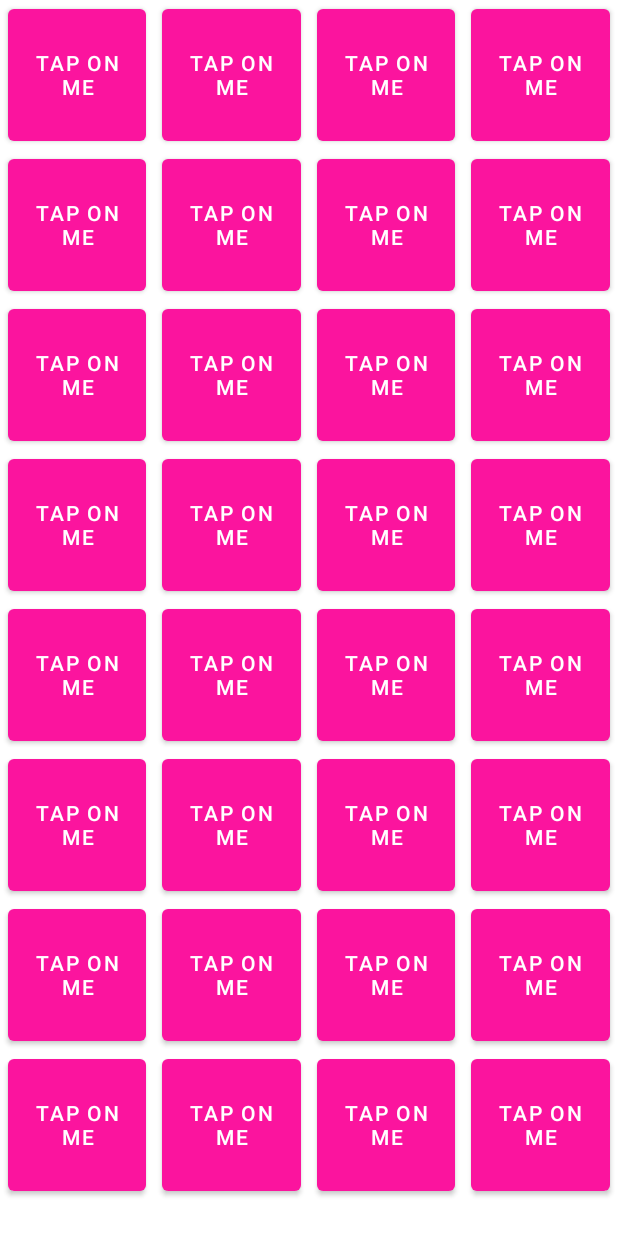
After one commit to JluckyStrike/MaterialLesson3, an Android app: the AnimationsActivity screen opened directly, with no data from a screen before it, on a phone screen of 412 x 824 dp. The commit adds this screen. Run offline under Robolectric (Android 15) with nearby library versions, the phone set to English and light mode, and no system bars; Roboto replaces fonts that are not available here.

Commit message:
Добовил анимацию в проект и применил анимацию для перехода между фрагментами

```diff
--- /dev/null
+++ b/app/src/main/java/com/gb/material_1797_1679_3/view/animation/AnimationsActivity.kt
@@ -0,0 +1,66 @@
+package com.gb.material_1797_1679_3.view.animation
+
+import android.graphics.Rect
+import androidx.appcompat.app.AppCompatActivity
+import android.os.Bundle
+import android.transition.Explode
+import android.transition.Slide
+import android.transition.Transition
+import android.transition.TransitionManager
+import android.view.Gravity
+import android.view.LayoutInflater
+import android.view.View
+import android.view.ViewGroup
+import androidx.recyclerview.widget.RecyclerView
+import com.gb.material_1797_1679_3.R
+import com.gb.material_1797_1679_3.databinding.ActivityAnimationsBinding
+import com.gb.material_1797_1679_3.databinding.ActivityAnimationsExplodeBinding
+
+class AnimationsActivity : AppCompatActivity() {
+
+    lateinit var binding: ActivityAnimationsExplodeBinding
+    override fun onCreate(savedInstanceState: Bundle?) {
+        super.onCreate(savedInstanceState)
+        binding = ActivityAnimationsExplodeBinding.inflate(layoutInflater)
+        setContentView(binding.root)
+
+        binding.recyclerView.adapter = Adapter()
+    }
+
+    private fun explode(clickedView: View) {
+        val viewRect = Rect()
+        clickedView.getGlobalVisibleRect(viewRect)
+        val explode = Explode()
+        explode.epicenterCallback = object : Transition.EpicenterCallback() {
+            override fun onGetEpicenter(transition: Transition): Rect {
+                return viewRect
+            }
+        }
+        explode.duration = 1000
+        TransitionManager.beginDelayedTransition(binding.recyclerView, explode)
+        binding.recyclerView.adapter = null
+    }
+    inner class Adapter : RecyclerView.Adapter<RecyclerView.ViewHolder>() {
+        override fun onCreateViewHolder(parent: ViewGroup, viewType: Int):
+                ViewHolder {
+            return ViewHolder(
+                LayoutInflater.from(parent.context).inflate(
+                    R.layout.activity_animations_explode_recycler_item,
+                    parent,
+                    false
+                ) as View
+            )
+        }
+        override fun getItemCount(): Int {
+            return 32
+        }
+
+        override fun onBindViewHolder(holder: RecyclerView.ViewHolder, position: Int) {
+            holder.itemView.setOnClickListener {
+                explode(it)
+            }
+        }
+    }
+
+    inner class ViewHolder(view: View) : RecyclerView.ViewHolder(view)
+}
--- a/app/src/main/java/com/gb/material_1797_1679_3/view/layouts/LayoutActivity.kt
+++ b/app/src/main/java/com/gb/material_1797_1679_3/view/layouts/LayoutActivity.kt
@@ -3,6 +3,7 @@ package com.gb.material_1797_1679_3.view.layouts
 import android.os.Bundle
 import androidx.appcompat.app.AppCompatActivity
 import androidx.fragment.app.Fragment
+import androidx.fragment.app.FragmentManager
 import com.gb.material_1797_1679_3.R
 import com.gb.material_1797_1679_3.databinding.ActivityLayoutBinding
 import com.gb.material_1797_1679_3.view.layouts.constraint.ConstraintFragment
@@ -17,6 +18,7 @@ class LayoutActivity : AppCompatActivity() {
         binding = ActivityLayoutBinding.inflate(layoutInflater)
         setContentView(binding.root)
         initBottomNavigationView()
+
     }
 
     private fun initBottomNavigationView() {
@@ -44,7 +46,8 @@ class LayoutActivity : AppCompatActivity() {
         }
 
     private fun navigationTo(f: Fragment) {
-        supportFragmentManager.beginTransaction().replace(R.id.container, f).commit()
+        supportFragmentManager.beginTransaction().setCustomAnimations(R.anim.enter_from_right, R.anim.exit_to_right, R.anim.enter_from_right, R.anim.exit_to_right)
+            .replace(R.id.container_anim, f).commit()
     }
 
 }
--- a/app/src/main/java/com/gb/material_1797_1679_3/view/layouts/motion/MotionFragment.kt
+++ b/app/src/main/java/com/gb/material_1797_1679_3/view/layouts/motion/MotionFragment.kt
@@ -5,6 +5,9 @@ import android.view.LayoutInflater
 import android.view.View
 import android.view.ViewGroup
 import androidx.fragment.app.Fragment
+import androidx.fragment.app.FragmentManager
+import androidx.fragment.app.FragmentTransaction
+import com.gb.material_1797_1679_3.R
 import com.gb.material_1797_1679_3.databinding.FragmentMotionBinding
 
 
@@ -22,6 +25,7 @@ class MotionFragment : Fragment() {
         savedInstanceState: Bundle?
     ): View {
         _binding = FragmentMotionBinding.inflate(inflater, container, false)
+
         return binding.root
     }
 
@@ -33,6 +37,7 @@ class MotionFragment : Fragment() {
 
     override fun onViewCreated(view: View, savedInstanceState: Bundle?) {
         super.onViewCreated(view, savedInstanceState)
+
     }
 
 
--- /dev/null
+++ b/app/src/main/res/layout/activity_animations_explode.xml
@@ -0,0 +1,7 @@
+<androidx.recyclerview.widget.RecyclerView xmlns:android="http://schemas.android.com/apk/res/android"
+    xmlns:app="http://schemas.android.com/apk/res-auto"
+    android:id="@+id/recycler_view"
+    android:layout_width="match_parent"
+    android:layout_height="match_parent"
+    app:layoutManager="androidx.recyclerview.widget.GridLayoutManager"
+    app:spanCount="4" />
--- /dev/null
+++ b/app/src/main/res/layout/activity_animations_explode_recycler_item.xml
@@ -0,0 +1,7 @@
+<Button xmlns:android="http://schemas.android.com/apk/res/android"
+    android:layout_width="match_parent"
+    android:layout_height="100dp"
+    android:layout_marginStart="5dp"
+    android:layout_marginEnd="5dp"
+    android:layout_weight="1"
+    android:text="TAP ON ME" />
--- a/app/src/main/res/layout/activity_layout.xml
+++ b/app/src/main/res/layout/activity_layout.xml
@@ -5,7 +5,7 @@
     android:orientation="vertical">
 
    <FrameLayout
-       android:id="@+id/container"
+       android:id="@+id/container_anim"
        android:layout_width="match_parent"
        android:layout_height="match_parent"
        android:layout_marginBottom="?actionBarSize"
--- a/app/src/main/res/layout/fragment_coordinator.xml
+++ b/app/src/main/res/layout/fragment_coordinator.xml
@@ -1,6 +1,7 @@
 <?xml version="1.0" encoding="utf-8"?>
 <androidx.coordinatorlayout.widget.CoordinatorLayout xmlns:android="http://schemas.android.com/apk/res/android"
     xmlns:app="http://schemas.android.com/apk/res-auto"
+    android:id="@+id/coord_frag"
     android:layout_width="match_parent"
     android:layout_height="match_parent"
     android:background="@drawable/ctr_bg">
@@ -51,10 +52,12 @@
 
 
         <TextView
+            android:id="@+id/text"
             android:layout_width="wrap_content"
             android:layout_height="wrap_content"
             android:layout_marginHorizontal="10dp"
             android:layout_marginVertical="50dp"
+            android:visibility="gone"
             android:text="@string/large_text"
             android:textColor="@color/black" />
 
--- a/app/src/main/res/layout/fragment_motion.xml
+++ b/app/src/main/res/layout/fragment_motion.xml
@@ -1,5 +1,6 @@
 <?xml version="1.0" encoding="utf-8"?>
 <androidx.constraintlayout.motion.widget.MotionLayout xmlns:android="http://schemas.android.com/apk/res/android"
+    android:id="@+id/container"
     xmlns:app="http://schemas.android.com/apk/res-auto"
     android:layout_width="match_parent"
     android:layout_height="match_parent"
```
Also changed, not shown: app/src/main/AndroidManifest.xml (+11 -12 lines), app/src/main/java/com/gb/material_1797_1679_3/view/layouts/coordinator/CoordinatorFragment.kt (+10 -1 lines), app/src/main/res/anim/enter_from_right.xml (added, +8 -0 lines), app/src/main/res/anim/exit_to_right.xml (added, +8 -0 lines), app/src/main/res/layout/activity_animations.xml (added, +21 -0 lines).
